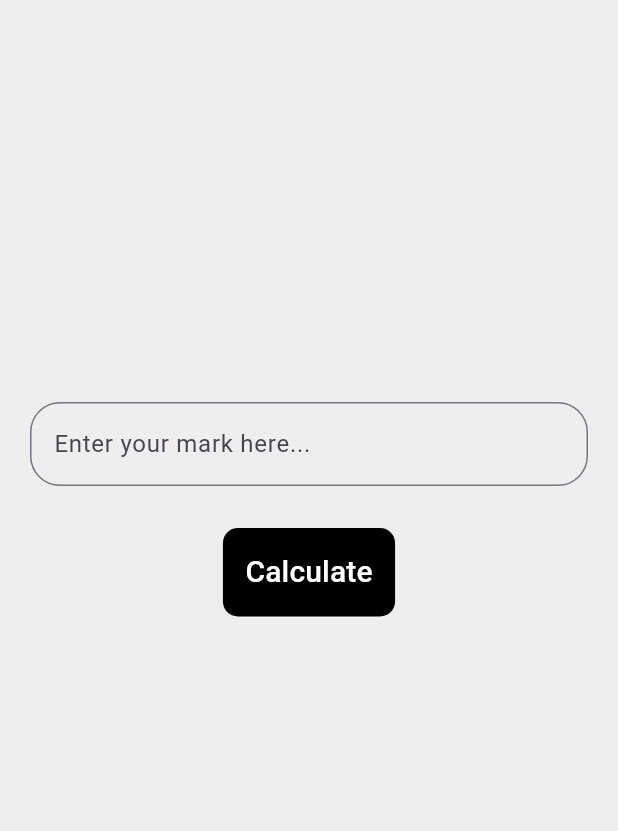
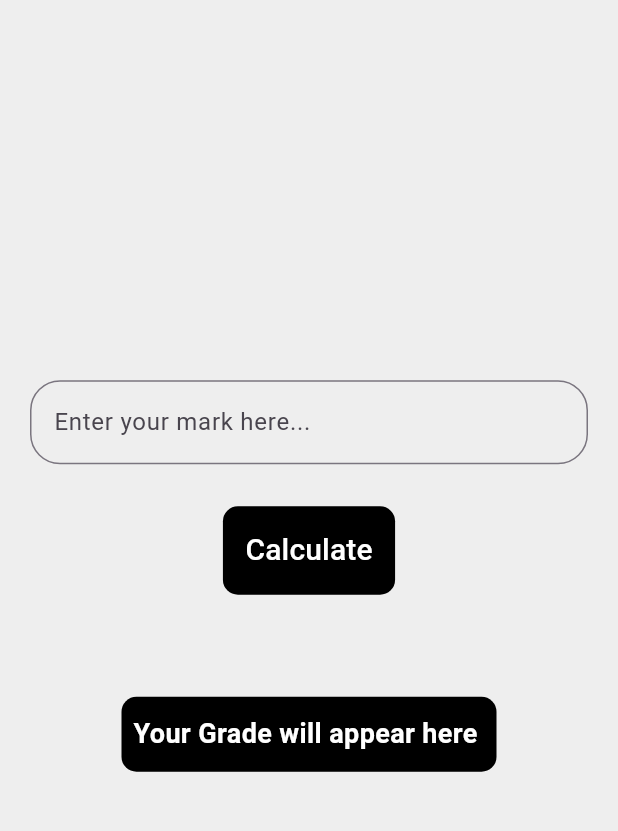
Before and after one commit to Yihun-Alemayehu/Grade-Calculator, a Flutter app: the screen it shows after launch, after a tap on "Calculate", on a phone screen of 412 x 824 dp, the part 84-915 px from its top. Run offline on Flutter 3.47's test engine with Material 2 defaults, Android fonts, the phone set to English and light mode, and no system bars.

```diff
--- a/lib/main.dart
+++ b/lib/main.dart
@@ -20,8 +20,14 @@ class HomePage extends StatefulWidget {
 }
 
 class _HomePageState extends State<HomePage> {
-  TextEditingController? textController;
+  late TextEditingController textController = TextEditingController();
   String finalGrade = '';
+
+  @override
+  void initState() {
+    super.initState();
+    textController = TextEditingController();
+  }
 
   @override
   Widget build(BuildContext context) {
@@ -47,23 +53,11 @@ class _HomePageState extends State<HomePage> {
           ),
           TextButton(
             onPressed: () {
-              final mark = textController!.text as int;
-              //String output = getGrade(mark);
-              //final int markOf = mark;
-              late final String grade;
-              if (mark > 90) {
-                grade = 'A';
-              } else if (mark > 80) {
-                grade = 'B';
-              } else if (mark > 70) {
-                grade = 'C';
-              } else if (mark > 60) {
-                grade = 'D';
-              } else if (mark < 60) {
-                grade = 'F';
-              }
+              final mark = int.parse(textController.text);
+              String output = getGrade(mark);
+
               setState(() {
-                finalGrade = grade;
+                finalGrade = output;
               });
             },
             child: Container(
@@ -84,7 +78,39 @@ class _HomePageState extends State<HomePage> {
           const SizedBox(
             height: 40,
           ),
-          Text(finalGrade),
+          finalGrade.isEmpty
+              ? Container(
+                  height: 50,
+                  width: 250,
+                  decoration: const BoxDecoration(
+                      color: Colors.black,
+                      borderRadius: BorderRadius.all(Radius.circular(10))),
+                  child: const Center(
+                    child: Text(
+                      'Your Grade will appear here ',
+                      style: TextStyle(
+                        color: Colors.white,
+                        fontSize: 18,
+                        fontWeight: FontWeight.bold,
+                      ),
+                    ),
+                  ),
+                )
+              : Container(
+                  height: 50,
+                  width: 200,
+                  decoration: const BoxDecoration(
+                      color: Colors.black,
+                      borderRadius: BorderRadius.all(Radius.circular(10))),
+                  child: Center(
+                      child: Text(
+                    ' Your Grade is $finalGrade',
+                    style: const TextStyle(
+                      color: Colors.white,
+                      fontSize: 20,
+                      fontWeight: FontWeight.bold,
+                    ),
+                  ))),
         ],
       ),
     );
```
